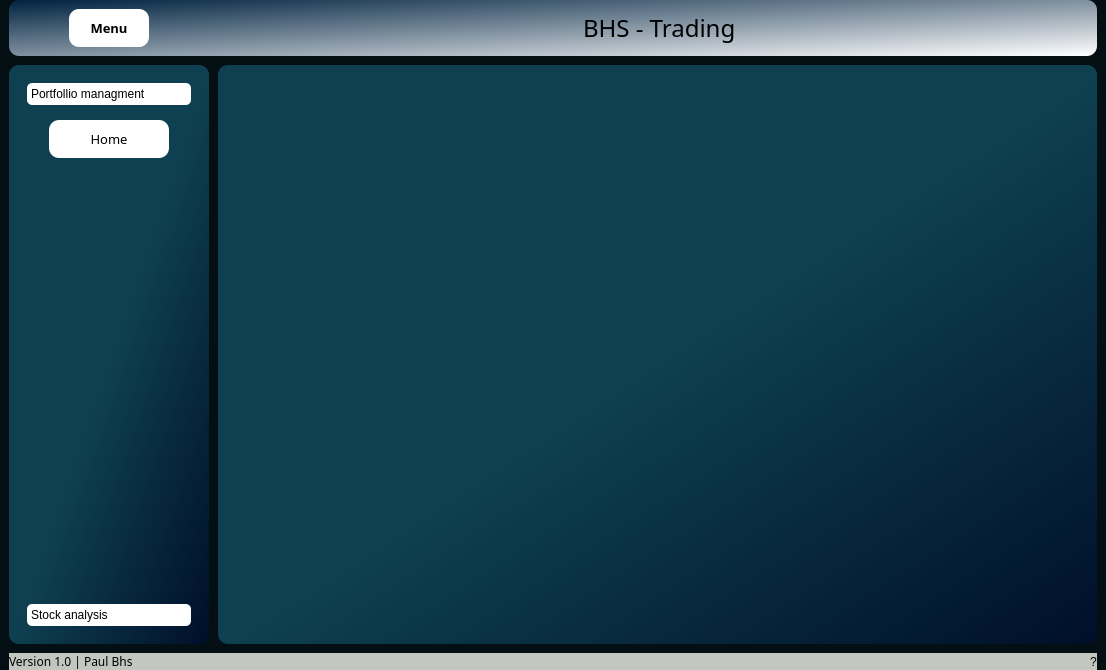
Above: main.ui from Pyodin/bhs-trading before the change. Below: the same form after it.
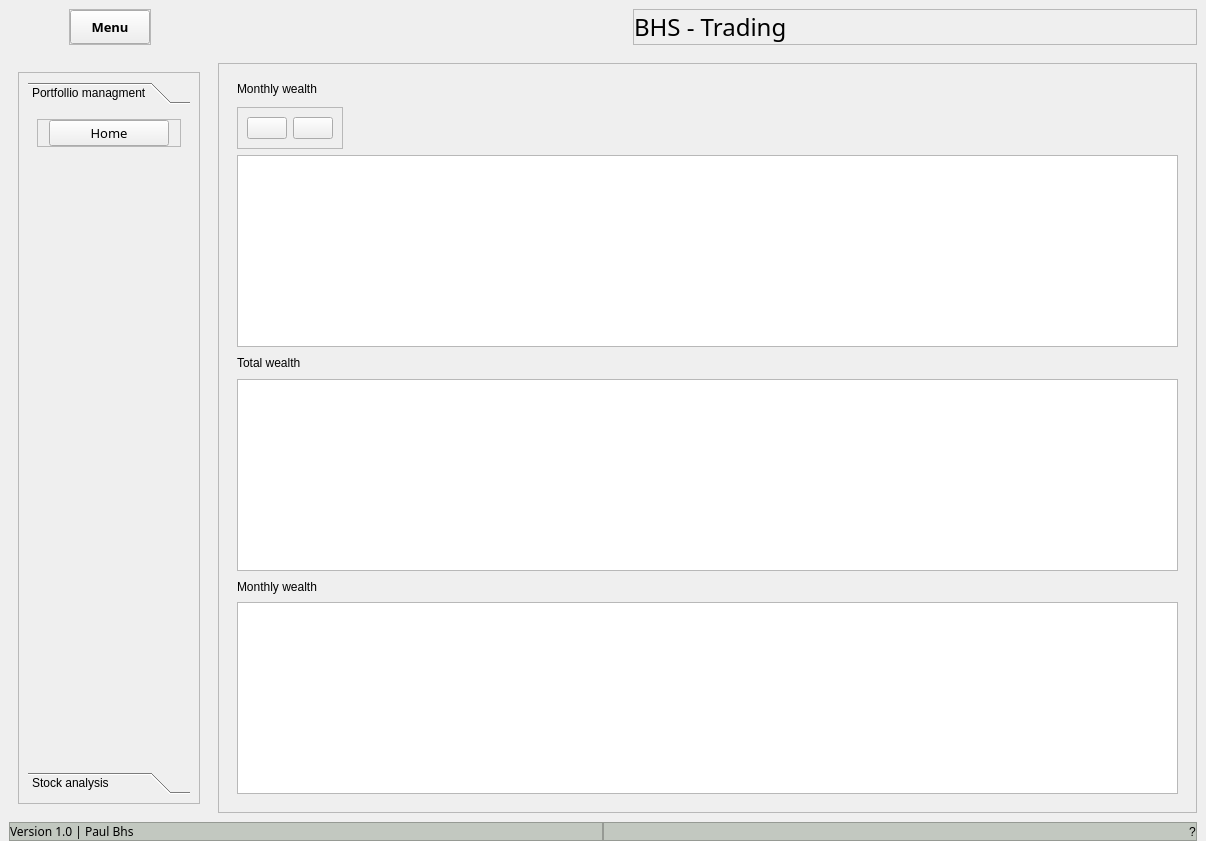
That is the form after the change. The open tabs and pages were chosen to show the change. Icons and pictures are not drawn.

The edit to the form file:
```diff
--- a/main.ui
+++ b/main.ui
@@ -6,54 +6,21 @@
    <rect>
     <x>0</x>
     <y>0</y>
-    <width>1106</width>
-    <height>670</height>
+    <width>1206</width>
+    <height>841</height>
    </rect>
   </property>
+  <property name="minimumSize">
+   <size>
+    <width>1206</width>
+    <height>682</height>
+   </size>
+  </property>
   <property name="windowTitle">
    <string>MainWindow</string>
   </property>
   <property name="styleSheet">
-   <string notr="true">*{
-	border: none;
-	background-color: transparent;
-	color: ff; 
-}
-
-QPushButton{
-	padding: 10px;
-	border-radius: 10px;
-	background-color: rgb(255, 255, 255);
-}
-QPushButton:hover{
-	background-color: rgb(0, 98, 144);
-}
-QToolBox{
-	text-align: left
-}
-QToolBox::tab{
-	border-radius: 5px;
-	background-color: #ffffff;
-	text-align: left
-}
-
-#centralwidget{
-	background-color: #040f13;
-}
-#leftMenuF{
-	background-color: qlineargradient(spread:pad, x1:0, y1:0, x2:1, y2:1, stop:0.505682 rgba(14, 64, 81, 255), stop:1 rgba(0, 14, 43, 255));
-	border-radius: 10px;
-}
-#mainCentralBodyF{
-	background-color: #0e4051;
-	border-radius: 10px;
-	background-color: qlineargradient(spread:pad, x1:0, y1:0, x2:1, y2:1, stop:0.505682 rgba(14, 64, 81, 255), stop:1 rgba(0, 14, 43, 255));
-}
-#headerF {
-	/*background-color: #0e4051;*/
-	border-radius: 10px;
-	background-color: qlineargradient(spread:pad, x1:0, y1:0, x2:1, y2:1, stop:0 rgba(0, 34, 64, 255), stop:1 rgba(255, 255, 255, 255));
-}</string>
+   <string notr="true"/>
   </property>
   <widget class="QWidget" name="centralwidget">
    <property name="styleSheet">
@@ -333,8 +300,8 @@
                  <rect>
                   <x>0</x>
                   <y>0</y>
-                  <width>164</width>
-                  <height>485</height>
+                  <width>162</width>
+                  <height>650</height>
                  </rect>
                 </property>
                 <attribute name="icon">
@@ -536,8 +503,138 @@
             <property name="currentIndex">
              <number>1</number>
             </property>
-            <widget class="QWidget" name="page"/>
-            <widget class="QWidget" name="page_2"/>
+            <widget class="QWidget" name="page_5"/>
+            <widget class="QWidget" name="page">
+             <property name="styleSheet">
+              <string notr="true"/>
+             </property>
+             <layout class="QVBoxLayout" name="verticalLayout_7">
+              <item alignment="Qt::AlignTop">
+               <widget class="QLabel" name="label_4">
+                <property name="sizePolicy">
+                 <sizepolicy hsizetype="Preferred" vsizetype="Ignored">
+                  <horstretch>0</horstretch>
+                  <verstretch>0</verstretch>
+                 </sizepolicy>
+                </property>
+                <property name="text">
+                 <string>Monthly wealth</string>
+                </property>
+               </widget>
+              </item>
+              <item alignment="Qt::AlignLeft|Qt::AlignTop">
+               <widget class="QFrame" name="frame_4">
+                <property name="sizePolicy">
+                 <sizepolicy hsizetype="Preferred" vsizetype="Preferred">
+                  <horstretch>0</horstretch>
+                  <verstretch>0</verstretch>
+                 </sizepolicy>
+                </property>
+                <property name="frameShape">
+                 <enum>QFrame::StyledPanel</enum>
+                </property>
+                <property name="frameShadow">
+                 <enum>QFrame::Raised</enum>
+                </property>
+                <layout class="QHBoxLayout" name="horizontalLayout_10">
+                 <item>
+                  <widget class="QPushButton" name="add_row_bt">
+                   <property name="text">
+                    <string/>
+                   </property>
+                   <property name="icon">
+                    <iconset resource="good_icons/resource.qrc">
+                     <normaloff>:/icons/cil-plus.png</normaloff>:/icons/cil-plus.png</iconset>
+                   </property>
+                  </widget>
+                 </item>
+                 <item>
+                  <widget class="QPushButton" name="del_row_bt">
+                   <property name="text">
+                    <string/>
+                   </property>
+                   <property name="icon">
+                    <iconset resource="good_icons/resource.qrc">
+                     <normaloff>:/icons/cil-minus.png</normaloff>:/icons/cil-minus.png</iconset>
+                   </property>
+                  </widget>
+                 </item>
+                </layout>
+               </widget>
+              </item>
+              <item>
+               <widget class="QTableView" name="tableView">
+                <property name="sizePolicy">
+                 <sizepolicy hsizetype="Minimum" vsizetype="Minimum">
+                  <horstretch>0</horstretch>
+                  <verstretch>0</verstretch>
+                 </sizepolicy>
+                </property>
+                <property name="alternatingRowColors">
+                 <bool>true</bool>
+                </property>
+                <attribute name="horizontalHeaderStretchLastSection">
+                 <bool>true</bool>
+                </attribute>
+                <attribute name="verticalHeaderVisible">
+                 <bool>false</bool>
+                </attribute>
+               </widget>
+              </item>
+              <item>
+               <widget class="QLabel" name="label_6">
+                <property name="text">
+                 <string>Total wealth</string>
+                </property>
+               </widget>
+              </item>
+              <item>
+               <widget class="QTableView" name="tableView_2">
+                <property name="sizePolicy">
+                 <sizepolicy hsizetype="Minimum" vsizetype="Minimum">
+                  <horstretch>0</horstretch>
+                  <verstretch>0</verstretch>
+                 </sizepolicy>
+                </property>
+                <property name="alternatingRowColors">
+                 <bool>true</bool>
+                </property>
+                <attribute name="horizontalHeaderStretchLastSection">
+                 <bool>true</bool>
+                </attribute>
+                <attribute name="verticalHeaderVisible">
+                 <bool>false</bool>
+                </attribute>
+               </widget>
+              </item>
+              <item>
+               <widget class="QLabel" name="label_7">
+                <property name="text">
+                 <string>Monthly wealth</string>
+                </property>
+               </widget>
+              </item>
+              <item>
+               <widget class="QTableView" name="tableView_3">
+                <property name="sizePolicy">
+                 <sizepolicy hsizetype="Minimum" vsizetype="Minimum">
+                  <horstretch>0</horstretch>
+                  <verstretch>0</verstretch>
+                 </sizepolicy>
+                </property>
+                <property name="alternatingRowColors">
+                 <bool>true</bool>
+                </property>
+                <attribute name="horizontalHeaderStretchLastSection">
+                 <bool>true</bool>
+                </attribute>
+                <attribute name="verticalHeaderVisible">
+                 <bool>false</bool>
+                </attribute>
+               </widget>
+              </item>
+             </layout>
+            </widget>
            </widget>
           </item>
          </layout>
```
Left out of the diff: 6 changed lines with no effect on the pictures.
